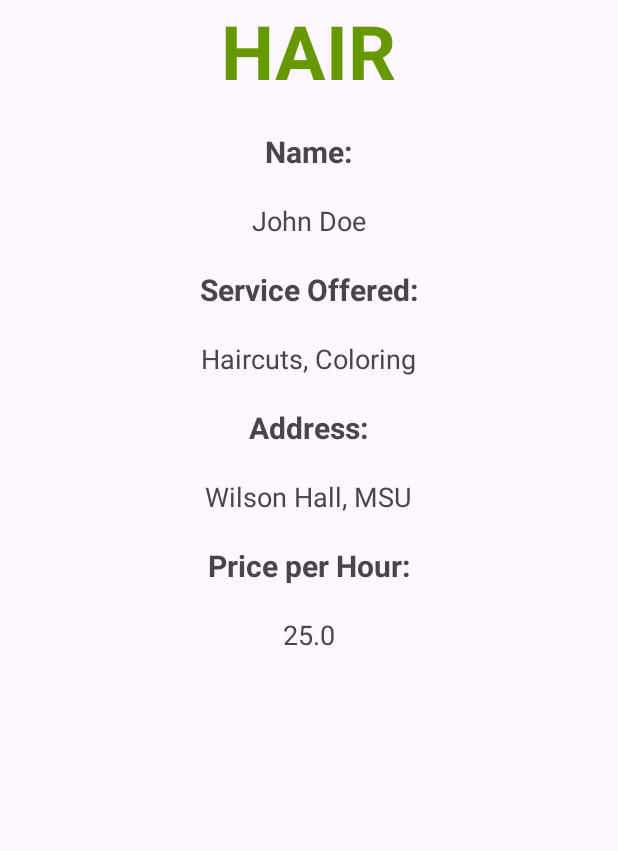
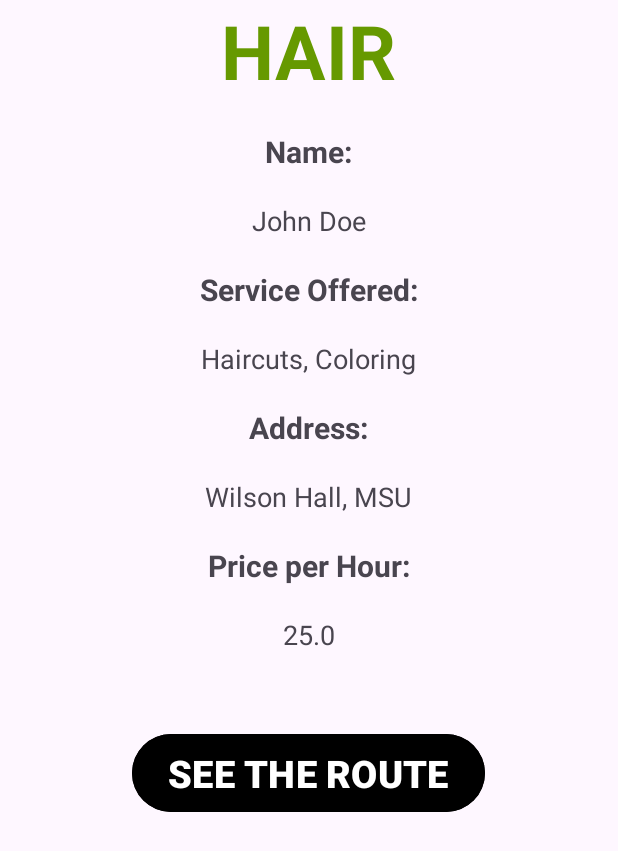
Before and after one commit to rathodha/CSE476Project, an Android app: the Hair screen opened directly, with no data from a screen before it, on a phone screen of 412 x 824 dp. Shown: the top 851 px of the screen. Run offline under Robolectric (Android 15) with nearby library versions, the phone set to English and light mode, and no system bars.

Commit message:
hair maps route button

```diff
--- a/app/src/main/res/layout/activity_hair.xml
+++ b/app/src/main/res/layout/activity_hair.xml
@@ -95,5 +95,18 @@
         android:layout_marginTop="20dp"
         android:layout_centerHorizontal="true"
         android:textSize="18sp"/>
+    <Button
+        android:id="@+id/Route"
+        android:layout_width="wrap_content"
+        android:layout_height="60dp"
+        android:layout_below="@id/pricePerHourTextView"
+        android:layout_centerHorizontal="true"
+        android:layout_marginTop="50dp"
+        android:gravity="center"
+        android:text="@string/route"
+        android:backgroundTint="@android:color/black"
+        android:textColor="@android:color/white"
+        android:textStyle="bold"
+        android:textSize="25dp"/>
 
 </RelativeLayout>
--- a/app/src/main/res/values/strings.xml
+++ b/app/src/main/res/values/strings.xml
@@ -12,4 +12,5 @@
     <string name="Hair_service_offered">Service Offered:</string>
     <string name="Hair_address">Address:</string>
     <string name="Hair_price_per_hour">Price per Hour:</string>
+    <string name="route">SEE THE ROUTE</string>
 </resources>
```
